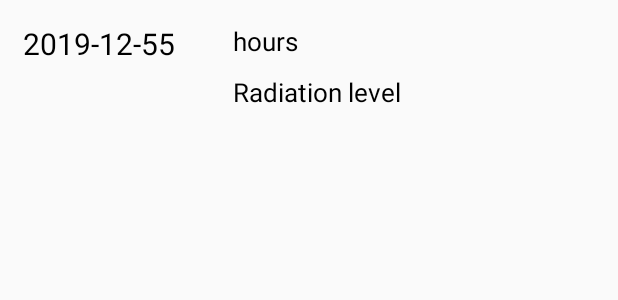
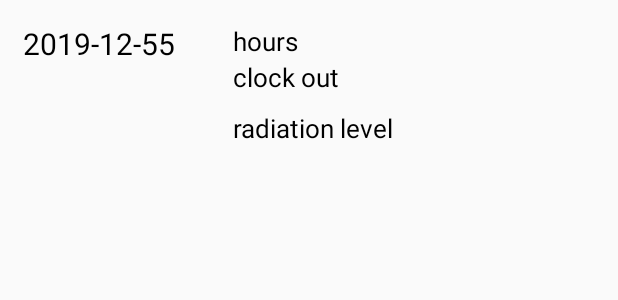
Before and after one commit to caja1694/Artech, an Android app: the layout layout_listitem.xml on its own in the app's theme, with its tools: preview values and no code run, on a phone screen of 412 x 824 dp. Shown: the top 300 px of the screen. Run offline under Robolectric (Android 15) with nearby library versions, the phone set to English and light mode, and no system bars.

Commit message:
Branch is ready for demo

```diff
--- a/app/build.gradle
+++ b/app/build.gradle
@@ -33,7 +33,6 @@ dependencies {
     testImplementation "org.mockito:mockito-core:2.+"
     androidTestImplementation 'androidx.test:runner:1.1.0-alpha4'
     androidTestImplementation 'androidx.test.espresso:espresso-core:3.1.0-alpha4'
-
     implementation 'com.android.support:recyclerview-v7:28.0.0'
 }
 apply plugin: 'com.google.gms.google-services'
--- a/app/src/main/res/layout/layout_listitem.xml
+++ b/app/src/main/res/layout/layout_listitem.xml
@@ -9,14 +9,13 @@
         android:layout_width="110dp"
         android:layout_height="80dp"
         android:text="2019-12-55"
-
         android:id="@+id/date"
         android:textSize="20dp"
         android:textColor="#000"
         />
 
     <TextView
-        android:id="@+id/hours"
+        android:id="@+id/clock_in"
         android:layout_width="wrap_content"
         android:layout_height="wrap_content"
         android:layout_toRightOf="@id/date"
@@ -25,12 +24,22 @@
         android:textColor="#000"
         android:textSize="17dp" />
     <TextView
+        android:id="@+id/clock_out"
         android:layout_width="wrap_content"
         android:layout_height="wrap_content"
-        android:text="Radiation level"
+        android:layout_toRightOf="@id/date"
+        android:layout_below="@id/clock_in"
+        android:text="clock out"
+        android:paddingLeft="30dp"
+        android:textColor="#000"
+        android:textSize="17dp" />
+    <TextView
         android:id="@+id/radiationlevel"
+        android:layout_width="wrap_content"
+        android:layout_height="wrap_content"
         android:layout_toRightOf="@id/date"
-        android:layout_below="@id/hours"
+        android:text="radiation level"
+        android:layout_below="@id/clock_out"
         android:paddingLeft="30dp"
         android:layout_marginTop="10dp"
         android:textSize="17dp"
```
Also changed, not shown: app/src/main/java/caja1694/students/ju/se/artech/DatabaseManager.java (+13 -17 lines), app/src/main/java/caja1694/students/ju/se/artech/HistoryActivity.java (+68 -17 lines), app/src/main/java/caja1694/students/ju/se/artech/MainActivity.java (+6 -6 lines), app/src/main/java/caja1694/students/ju/se/artech/RecyclerViewAdapter.java (+11 -6 lines).
